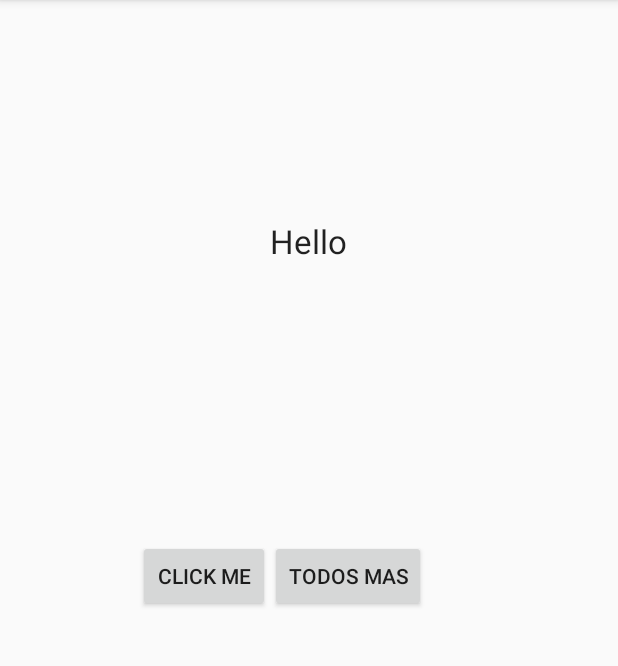
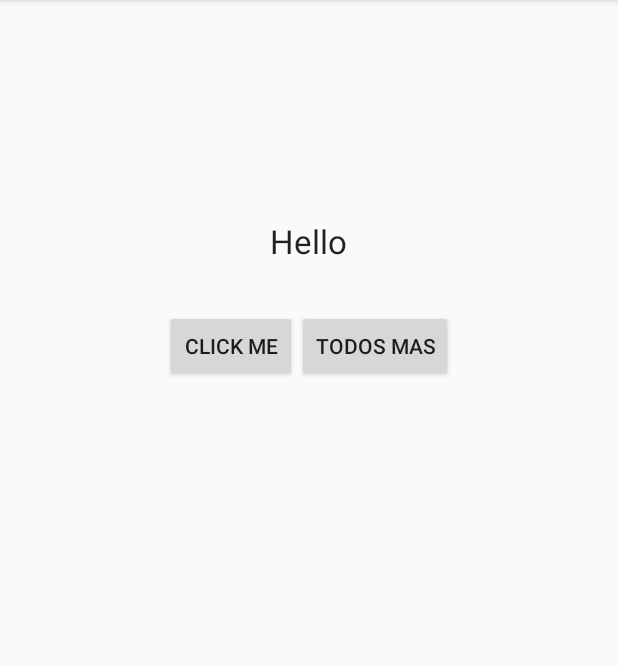
Before and after one commit to GoesToEleven/SPR15_Android_Class, an Android app: the screen it shows after launch (MainActivity), on a phone screen of 412 x 824 dp, the part 84-750 px from its top. Run offline under Robolectric (Android 15) with nearby library versions, the phone set to English and light mode, and no system bars.

Commit message:
transferring computers

```diff
--- a/06_smart_button/SmartButton/app/src/main/res/layout/activity_main.xml
+++ b/06_smart_button/SmartButton/app/src/main/res/layout/activity_main.xml
@@ -18,21 +18,26 @@
         android:layout_centerHorizontal="true"
         android:layout_marginTop="130dp"/>
 
+    <LinearLayout
+        android:orientation="horizontal"
+        android:layout_width="fill_parent"
+        android:layout_height="wrap_content"
+        android:layout_below="@+id/buckysText"
+        android:layout_centerHorizontal="true"
+        android:layout_marginTop="31dp"
+        android:gravity="center_horizontal">
+
         <Button
             android:layout_width="wrap_content"
             android:layout_height="wrap_content"
             android:text="@string/button_text"
-        android:id="@+id/buckysButton"
-        android:layout_centerVertical="true"
-        android:layout_toLeftOf="@+id/buckysText"
-        android:layout_toStartOf="@+id/buckysText"/>
+            android:id="@+id/buckysButton"/>
 
         <Button
             android:layout_width="wrap_content"
             android:layout_height="wrap_content"
             android:text="@string/button2_text"
-        android:id="@+id/toddsButton"
-        android:layout_alignTop="@+id/buckysButton"
-        android:layout_toRightOf="@+id/buckysButton"
-        android:layout_toEndOf="@+id/buckysButton"/>
+            android:id="@+id/toddsButton"/>
+    </LinearLayout>
+
 </RelativeLayout>
```
Also changed, not shown: 1 other file. Lines whose indentation alone changed are shown as unchanged.
